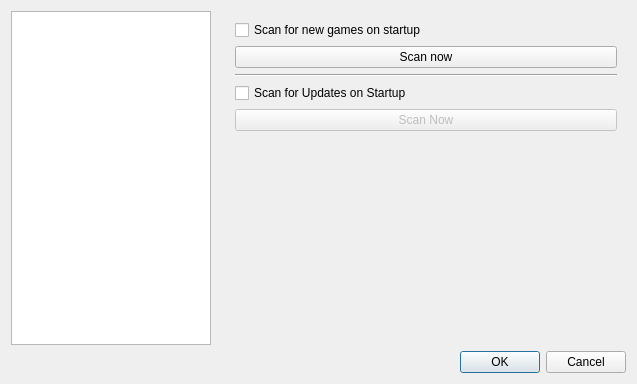
Above: fsettingsdialog.ui from FusionLauncher/FusionClient before the change. Below: the same form after it.
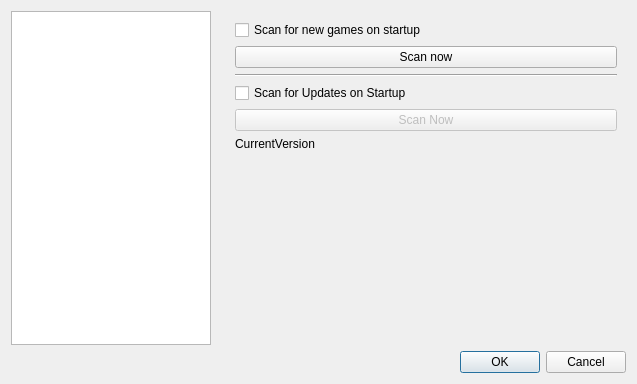
That is the form after the change.

Commit message: Add the "Current Version"-Field to the Settings Dialog

```diff
--- a/fsettingsdialog.ui
+++ b/fsettingsdialog.ui
@@ -101,7 +101,7 @@
                </property>
               </widget>
              </item>
-             <item row="5" column="0">
+             <item row="6" column="0">
               <spacer name="verticalSpacer_2">
                <property name="orientation">
                 <enum>Qt::Vertical</enum>
@@ -127,6 +127,13 @@
                </property>
               </widget>
              </item>
+             <item row="5" column="0">
+              <widget class="QLabel" name="lbl_gen_Version">
+               <property name="text">
+                <string>CurrentVersion</string>
+               </property>
+              </widget>
+             </item>
             </layout>
            </widget>
           </item>
```
Left out of the diff: 28 changed lines with no effect on the pictures.
